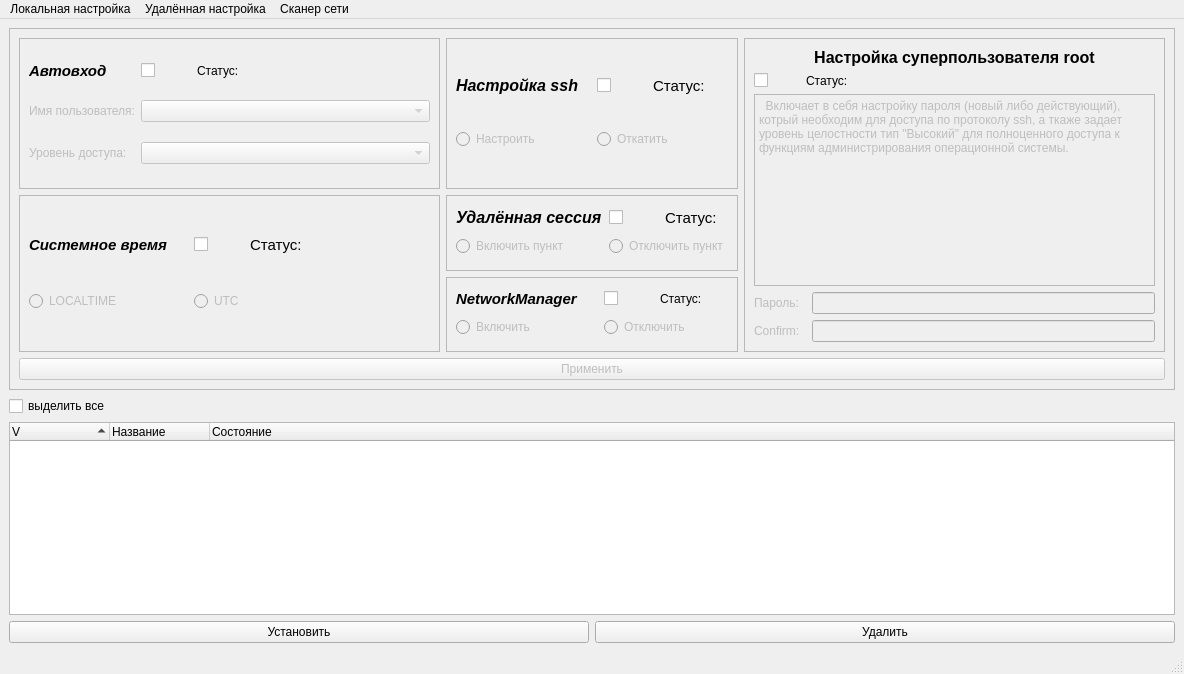
Above: adminka/qt/MainSettingsWindow.ui from dreadsolnce/currentProjects before the change. Below: the same form after it.
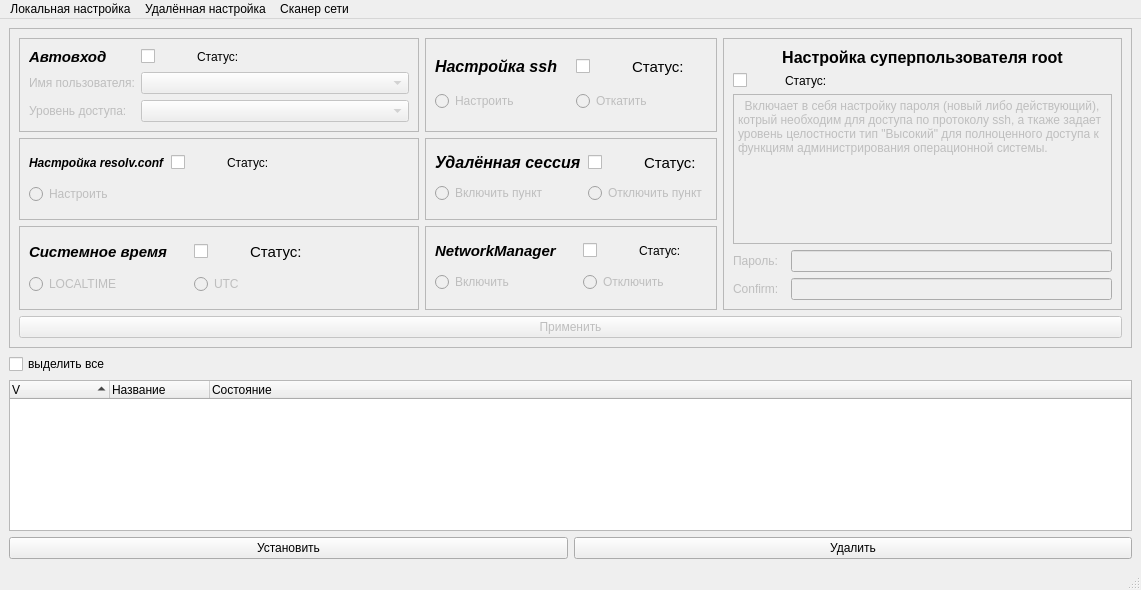
That is the form after the change. Icons and pictures are not drawn.

```diff
--- a/adminka/qt/MainSettingsWindow.ui
+++ b/adminka/qt/MainSettingsWindow.ui
@@ -6,8 +6,8 @@
    <rect>
     <x>0</x>
     <y>0</y>
-    <width>1184</width>
-    <height>674</height>
+    <width>1141</width>
+    <height>590</height>
    </rect>
   </property>
   <property name="contextMenuPolicy">
@@ -49,392 +49,7 @@
        <enum>QFrame::Raised</enum>
       </property>
       <layout class="QGridLayout" name="gridLayout">
-       <item row="0" column="1" rowspan="2">
-        <widget class="QFrame" name="frame_ssh">
-         <property name="sizePolicy">
-          <sizepolicy hsizetype="Preferred" vsizetype="Preferred">
-           <horstretch>0</horstretch>
-           <verstretch>0</verstretch>
-          </sizepolicy>
-         </property>
-         <property name="frameShape">
-          <enum>QFrame::StyledPanel</enum>
-         </property>
-         <property name="frameShadow">
-          <enum>QFrame::Raised</enum>
-         </property>
-         <layout class="QGridLayout" name="gridLayout_8">
-          <item row="0" column="0">
-           <widget class="QLabel" name="label_ssh">
-            <property name="sizePolicy">
-             <sizepolicy hsizetype="Fixed" vsizetype="Preferred">
-              <horstretch>0</horstretch>
-              <verstretch>0</verstretch>
-             </sizepolicy>
-            </property>
-            <property name="minimumSize">
-             <size>
-              <width>135</width>
-              <height>0</height>
-             </size>
-            </property>
-            <property name="font">
-             <font>
-              <pointsize>12</pointsize>
-              <weight>75</weight>
-              <italic>true</italic>
-              <bold>true</bold>
-             </font>
-            </property>
-            <property name="statusTip">
-             <string>Позволяет настроить доступ по протоколу ssh</string>
-            </property>
-            <property name="text">
-             <string>Настройка ssh</string>
-            </property>
-           </widget>
-          </item>
-          <item row="0" column="1">
-           <widget class="QCheckBox" name="checkBox_ssh">
-            <property name="sizePolicy">
-             <sizepolicy hsizetype="Fixed" vsizetype="Fixed">
-              <horstretch>0</horstretch>
-              <verstretch>0</verstretch>
-             </sizepolicy>
-            </property>
-            <property name="minimumSize">
-             <size>
-              <width>50</width>
-              <height>0</height>
-             </size>
-            </property>
-            <property name="text">
-             <string/>
-            </property>
-           </widget>
-          </item>
-          <item row="0" column="2">
-           <widget class="QLabel" name="label_ssh_state">
-            <property name="enabled">
-             <bool>true</bool>
-            </property>
-            <property name="font">
-             <font>
-              <pointsize>11</pointsize>
-              <weight>50</weight>
-              <italic>false</italic>
-              <bold>false</bold>
-              <underline>false</underline>
-             </font>
-            </property>
-            <property name="frameShape">
-             <enum>QFrame::NoFrame</enum>
-            </property>
-            <property name="frameShadow">
-             <enum>QFrame::Plain</enum>
-            </property>
-            <property name="lineWidth">
-             <number>0</number>
-            </property>
-            <property name="midLineWidth">
-             <number>0</number>
-            </property>
-            <property name="text">
-             <string>Статус: </string>
-            </property>
-            <property name="alignment">
-             <set>Qt::AlignLeading|Qt::AlignLeft|Qt::AlignVCenter</set>
-            </property>
-           </widget>
-          </item>
-          <item row="1" column="0">
-           <widget class="QRadioButton" name="radioButton_ssh_enable">
-            <property name="enabled">
-             <bool>false</bool>
-            </property>
-            <property name="statusTip">
-             <string>Выполняет настройку</string>
-            </property>
-            <property name="text">
-             <string>Настроить</string>
-            </property>
-           </widget>
-          </item>
-          <item row="1" column="1" colspan="2">
-           <widget class="QRadioButton" name="radioButton_ssh_disable">
-            <property name="enabled">
-             <bool>false</bool>
-            </property>
-            <property name="statusTip">
-             <string>Востанавливает прежние настройки из резервной копии файла</string>
-            </property>
-            <property name="text">
-             <string>Откатить</string>
-            </property>
-           </widget>
-          </item>
-         </layout>
-        </widget>
-       </item>
-       <item row="4" column="0" colspan="3">
-        <widget class="QPushButton" name="pushButton_apply">
-         <property name="enabled">
-          <bool>false</bool>
-         </property>
-         <property name="statusTip">
-          <string>Применить отмеченные изменения</string>
-         </property>
-         <property name="text">
-          <string>Применить</string>
-         </property>
-        </widget>
-       </item>
-       <item row="2" column="1">
-        <widget class="QFrame" name="frame_remote_session">
-         <property name="sizePolicy">
-          <sizepolicy hsizetype="Preferred" vsizetype="Preferred">
-           <horstretch>0</horstretch>
-           <verstretch>0</verstretch>
-          </sizepolicy>
-         </property>
-         <property name="frameShape">
-          <enum>QFrame::StyledPanel</enum>
-         </property>
-         <property name="frameShadow">
-          <enum>QFrame::Raised</enum>
-         </property>
-         <layout class="QGridLayout" name="gridLayout_6">
-          <item row="0" column="0">
-           <widget class="QLabel" name="label_remote_session">
-            <property name="sizePolicy">
-             <sizepolicy hsizetype="Fixed" vsizetype="Preferred">
-              <horstretch>0</horstretch>
-              <verstretch>0</verstretch>
-             </sizepolicy>
-            </property>
-            <property name="minimumSize">
-             <size>
-              <width>135</width>
-              <height>0</height>
-             </size>
-            </property>
-            <property name="font">
-             <font>
-              <pointsize>12</pointsize>
-              <weight>75</weight>
-              <italic>true</italic>
-              <bold>true</bold>
-             </font>
-            </property>
-            <property name="statusTip">
-             <string>Позволяет настроить доступ по протоколу ssh</string>
-            </property>
-            <property name="text">
-             <string>Удалённая сессия</string>
-            </property>
-           </widget>
-          </item>
-          <item row="0" column="1">
-           <widget class="QCheckBox" name="checkBox_remote_session">
-            <property name="sizePolicy">
-             <sizepolicy hsizetype="Fixed" vsizetype="Fixed">
-              <horstretch>0</horstretch>
-              <verstretch>0</verstretch>
-             </sizepolicy>
-            </property>
-            <property name="minimumSize">
-             <size>
-              <width>50</width>
-              <height>0</height>
-             </size>
-            </property>
-            <property name="text">
-             <string/>
-            </property>
-           </widget>
-          </item>
-          <item row="0" column="2">
-           <widget class="QLabel" name="label_remote_session_2">
-            <property name="enabled">
-             <bool>true</bool>
-            </property>
-            <property name="font">
-             <font>
-              <pointsize>11</pointsize>
-              <weight>50</weight>
-              <italic>false</italic>
-              <bold>false</bold>
-              <underline>false</underline>
-             </font>
-            </property>
-            <property name="frameShape">
-             <enum>QFrame::NoFrame</enum>
-            </property>
-            <property name="frameShadow">
-             <enum>QFrame::Plain</enum>
-            </property>
-            <property name="lineWidth">
-             <number>0</number>
-            </property>
-            <property name="midLineWidth">
-             <number>0</number>
-            </property>
-            <property name="text">
-             <string>Статус: </string>
-            </property>
-            <property name="alignment">
-             <set>Qt::AlignLeading|Qt::AlignLeft|Qt::AlignVCenter</set>
-            </property>
-           </widget>
-          </item>
-          <item row="1" column="0">
-           <widget class="QRadioButton" name="radioButton_remote_enable">
-            <property name="enabled">
-             <bool>false</bool>
-            </property>
-            <property name="statusTip">
-             <string>Выполняет настройку</string>
-            </property>
-            <property name="text">
-             <string>Включить пункт</string>
-            </property>
-           </widget>
-          </item>
-          <item row="1" column="1" colspan="2">
-           <widget class="QRadioButton" name="radioButton_remote_disable">
-            <property name="enabled">
-             <bool>false</bool>
-            </property>
-            <property name="statusTip">
-             <string>Востанавливает прежние настройки из резервной копии файла</string>
-            </property>
-            <property name="text">
-             <string>Отключить пункт</string>
-            </property>
-           </widget>
-          </item>
-         </layout>
-        </widget>
-       </item>
-       <item row="3" column="1">
-        <widget class="QFrame" name="frame_3">
-         <property name="frameShape">
-          <enum>QFrame::StyledPanel</enum>
-         </property>
-         <property name="frameShadow">
-          <enum>QFrame::Raised</enum>
-         </property>
-         <layout class="QGridLayout" name="gridLayout_3">
-          <item row="0" column="1">
-           <widget class="QCheckBox" name="checkBox_networkmanager">
-            <property name="sizePolicy">
-             <sizepolicy hsizetype="Fixed" vsizetype="Fixed">
-              <horstretch>0</horstretch>
-              <verstretch>0</verstretch>
-             </sizepolicy>
-            </property>
-            <property name="minimumSize">
-             <size>
-              <width>50</width>
-              <height>0</height>
-             </size>
-            </property>
-            <property name="text">
-             <string/>
-            </property>
-           </widget>
-          </item>
-          <item row="1" column="1" colspan="2">
-           <widget class="QRadioButton" name="radioButton_netdisable">
-            <property name="enabled">
-             <bool>false</bool>
-            </property>
-            <property name="sizePolicy">
-             <sizepolicy hsizetype="Preferred" vsizetype="Preferred">
-              <horstretch>0</horstretch>
-              <verstretch>0</verstretch>
-             </sizepolicy>
-            </property>
-            <property name="statusTip">
-             <string>Отключить аплет сетевых настроек</string>
-            </property>
-            <property name="text">
-             <string>Отключить</string>
-            </property>
-           </widget>
-          </item>
-          <item row="1" column="0">
-           <widget class="QRadioButton" name="radioButton_netenable">
-            <property name="enabled">
-             <bool>false</bool>
-            </property>
-            <property name="statusTip">
-             <string>Включить аплет сетевых настроек</string>
-            </property>
-            <property name="text">
-             <string>Включить</string>
-            </property>
-           </widget>
-          </item>
-          <item row="0" column="2">
-           <widget class="QLabel" name="label_networkmanager">
-            <property name="enabled">
-             <bool>true</bool>
-            </property>
-            <property name="frameShape">
-             <enum>QFrame::NoFrame</enum>
-            </property>
-            <property name="frameShadow">
-             <enum>QFrame::Plain</enum>
-            </property>
-            <property name="lineWidth">
-             <number>0</number>
-            </property>
-            <property name="midLineWidth">
-             <number>0</number>
-            </property>
-            <property name="text">
-             <string>Статус: </string>
-            </property>
-            <property name="alignment">
-             <set>Qt::AlignLeading|Qt::AlignLeft|Qt::AlignVCenter</set>
-            </property>
-           </widget>
-          </item>
-          <item row="0" column="0">
-           <widget class="QLabel" name="label_4">
-            <property name="sizePolicy">
-             <sizepolicy hsizetype="Fixed" vsizetype="Preferred">
-              <horstretch>0</horstretch>
-              <verstretch>0</verstretch>
-             </sizepolicy>
-            </property>
-            <property name="minimumSize">
-             <size>
-              <width>0</width>
-              <height>0</height>
-             </size>
-            </property>
-            <property name="font">
-             <font>
-              <pointsize>11</pointsize>
-              <weight>75</weight>
-              <italic>true</italic>
-              <bold>true</bold>
-             </font>
-            </property>
-            <property name="statusTip">
-             <string>Позволяет настроить аплет сетевых настроек отображаемый в правом углу экрана</string>
-            </property>
-            <property name="text">
-             <string>NetworkManager     </string>
-            </property>
-           </widget>
-          </item>
-         </layout>
-        </widget>
-       </item>
-       <item row="0" column="0" rowspan="2">
+       <item row="0" column="0">
         <widget class="QFrame" name="frame_2">
          <property name="sizePolicy">
           <sizepolicy hsizetype="Expanding" vsizetype="Preferred">
@@ -575,7 +190,137 @@
          </layout>
         </widget>
        </item>
-       <item row="0" column="2" rowspan="4">
+       <item row="0" column="1">
+        <widget class="QFrame" name="frame_ssh">
+         <property name="sizePolicy">
+          <sizepolicy hsizetype="Preferred" vsizetype="Preferred">
+           <horstretch>0</horstretch>
+           <verstretch>0</verstretch>
+          </sizepolicy>
+         </property>
+         <property name="statusTip">
+          <string/>
+         </property>
+         <property name="frameShape">
+          <enum>QFrame::StyledPanel</enum>
+         </property>
+         <property name="frameShadow">
+          <enum>QFrame::Raised</enum>
+         </property>
+         <layout class="QGridLayout" name="gridLayout_8">
+          <item row="0" column="0">
+           <widget class="QLabel" name="label_ssh">
+            <property name="sizePolicy">
+             <sizepolicy hsizetype="Fixed" vsizetype="Preferred">
+              <horstretch>0</horstretch>
+              <verstretch>0</verstretch>
+             </sizepolicy>
+            </property>
+            <property name="minimumSize">
+             <size>
+              <width>135</width>
+              <height>0</height>
+             </size>
+            </property>
+            <property name="font">
+             <font>
+              <pointsize>12</pointsize>
+              <weight>75</weight>
+              <italic>true</italic>
+              <bold>true</bold>
+             </font>
+            </property>
+            <property name="statusTip">
+             <string>Позволяет настроить доступ по протоколу ssh</string>
+            </property>
+            <property name="text">
+             <string>Настройка ssh</string>
+            </property>
+           </widget>
+          </item>
+          <item row="0" column="1">
+           <widget class="QCheckBox" name="checkBox_ssh">
+            <property name="sizePolicy">
+             <sizepolicy hsizetype="Fixed" vsizetype="Fixed">
+              <horstretch>0</horstretch>
+              <verstretch>0</verstretch>
+             </sizepolicy>
+            </property>
+            <property name="minimumSize">
+             <size>
+              <width>50</width>
+              <height>0</height>
+             </size>
+            </property>
+            <property name="text">
+             <string/>
+            </property>
+           </widget>
+          </item>
+          <item row="0" column="2">
+           <widget class="QLabel" name="label_ssh_state">
+            <property name="enabled">
+             <bool>true</bool>
+            </property>
+            <property name="font">
+             <font>
+              <pointsize>11</pointsize>
+              <weight>50</weight>
+              <italic>false</italic>
+              <bold>false</bold>
+              <underline>false</underline>
+             </font>
+            </property>
+            <property name="frameShape">
+             <enum>QFrame::NoFrame</enum>
+            </property>
+            <property name="frameShadow">
+             <enum>QFrame::Plain</enum>
+            </property>
+            <property name="lineWidth">
+             <number>0</number>
+            </property>
+            <property name="midLineWidth">
+             <number>0</number>
+            </property>
+            <property name="text">
+             <string>Статус: </string>
+            </property>
+            <property name="alignment">
+             <set>Qt::AlignLeading|Qt::AlignLeft|Qt::AlignVCenter</set>
+            </property>
+           </widget>
+          </item>
+          <item row="1" column="0">
+           <widget class="QRadioButton" name="radioButton_ssh_enable">
+            <property name="enabled">
+             <bool>false</bool>
+            </property>
+            <property name="statusTip">
+             <string>Выполняет настройку</string>
+            </property>
+            <property name="text">
+             <string>Настроить</string>
+            </property>
+           </widget>
+          </item>
+          <item row="1" column="1" colspan="2">
+           <widget class="QRadioButton" name="radioButton_ssh_disable">
+            <property name="enabled">
+             <bool>false</bool>
+            </property>
+            <property name="statusTip">
+             <string>Востанавливает прежние настройки из резервной копии файла</string>
+            </property>
+            <property name="text">
+             <string>Откатить</string>
+            </property>
+           </widget>
+          </item>
+         </layout>
+        </widget>
+       </item>
+       <item row="0" column="2" rowspan="3">
         <widget class="QFrame" name="frame_root">
          <property name="frameShape">
           <enum>QFrame::StyledPanel</enum>
@@ -655,6 +400,9 @@
             <property name="enabled">
              <bool>false</bool>
             </property>
+            <property name="statusTip">
+             <string>Повтор ввода пароля</string>
+            </property>
             <property name="echoMode">
              <enum>QLineEdit::Password</enum>
             </property>
@@ -678,6 +426,9 @@
             <property name="enabled">
              <bool>false</bool>
             </property>
+            <property name="statusTip">
+             <string>Новый или текущий пароль суперпользователя</string>
+            </property>
             <property name="inputMask">
              <string/>
             </property>
@@ -689,7 +440,212 @@
          </layout>
         </widget>
        </item>
-       <item row="2" column="0" rowspan="2">
+       <item row="1" column="0">
+        <widget class="QFrame" name="frame_resolv">
+         <property name="frameShape">
+          <enum>QFrame::StyledPanel</enum>
+         </property>
+         <property name="frameShadow">
+          <enum>QFrame::Raised</enum>
+         </property>
+         <layout class="QGridLayout" name="gridLayout_9">
+          <item row="0" column="2">
+           <widget class="QLabel" name="label_resolv_state">
+            <property name="text">
+             <string>Статус:</string>
+            </property>
+           </widget>
+          </item>
+          <item row="0" column="0">
+           <widget class="QLabel" name="label_resolv">
+            <property name="font">
+             <font>
+              <weight>75</weight>
+              <italic>true</italic>
+              <bold>true</bold>
+             </font>
+            </property>
+            <property name="statusTip">
+             <string>Исправление ошибки sudo: unable to resolve host: в соеденении отказано</string>
+            </property>
+            <property name="text">
+             <string>Настройка resolv.conf</string>
+            </property>
+           </widget>
+          </item>
+          <item row="3" column="0">
+           <widget class="QRadioButton" name="radioButton_resolv">
+            <property name="enabled">
+             <bool>false</bool>
+            </property>
+            <property name="text">
+             <string>Настроить</string>
+            </property>
+           </widget>
+          </item>
+          <item row="0" column="1">
+           <widget class="QCheckBox" name="checkBox_resolv">
+            <property name="sizePolicy">
+             <sizepolicy hsizetype="Fixed" vsizetype="Fixed">
+              <horstretch>0</horstretch>
+              <verstretch>0</verstretch>
+             </sizepolicy>
+            </property>
+            <property name="minimumSize">
+             <size>
+              <width>50</width>
+              <height>0</height>
+             </size>
+            </property>
+            <property name="text">
+             <string/>
+            </property>
+           </widget>
+          </item>
+          <item row="0" column="3">
+           <spacer name="horizontalSpacer">
+            <property name="orientation">
+             <enum>Qt::Horizontal</enum>
+            </property>
+            <property name="sizeHint" stdset="0">
+             <size>
+              <width>40</width>
+              <height>20</height>
+             </size>
+            </property>
+           </spacer>
+          </item>
+         </layout>
+        </widget>
+       </item>
+       <item row="1" column="1">
+        <widget class="QFrame" name="frame_remote_session">
+         <property name="sizePolicy">
+          <sizepolicy hsizetype="Preferred" vsizetype="Preferred">
+           <horstretch>0</horstretch>
+           <verstretch>0</verstretch>
+          </sizepolicy>
+         </property>
+         <property name="frameShape">
+          <enum>QFrame::StyledPanel</enum>
+         </property>
+         <property name="frameShadow">
+          <enum>QFrame::Raised</enum>
+         </property>
+         <layout class="QGridLayout" name="gridLayout_6">
+          <item row="0" column="0">
+           <widget class="QLabel" name="label_remote_session">
+            <property name="sizePolicy">
+             <sizepolicy hsizetype="Fixed" vsizetype="Preferred">
+              <horstretch>0</horstretch>
+              <verstretch>0</verstretch>
+             </sizepolicy>
+            </property>
+            <property name="minimumSize">
+             <size>
+              <width>135</width>
+              <height>0</height>
+             </size>
+            </property>
+            <property name="font">
+             <font>
+              <pointsize>12</pointsize>
+              <weight>75</weight>
+              <italic>true</italic>
+              <bold>true</bold>
+             </font>
+            </property>
+            <property name="statusTip">
+             <string>Добавляет меню &quot;Удаленный&quot; в меню диалога &quot;Выхода или выключение&quot; -&gt; Новый вход</string>
+            </property>
+            <property name="text">
+             <string>Удалённая сессия</string>
+            </property>
+           </widget>
+          </item>
+          <item row="0" column="1">
+           <widget class="QCheckBox" name="checkBox_remote_session">
+            <property name="sizePolicy">
+             <sizepolicy hsizetype="Fixed" vsizetype="Fixed">
+              <horstretch>0</horstretch>
+              <verstretch>0</verstretch>
+             </sizepolicy>
+            </property>
+            <property name="minimumSize">
+             <size>
+              <width>50</width>
+              <height>0</height>
+             </size>
+            </property>
+            <property name="text">
+             <string/>
+            </property>
+           </widget>
+          </item>
+          <item row="0" column="2">
+           <widget class="QLabel" name="label_remote_session_2">
+            <property name="enabled">
+             <bool>true</bool>
+            </property>
+            <property name="font">
+             <font>
+              <pointsize>11</pointsize>
+              <weight>50</weight>
+              <italic>false</italic>
+              <bold>false</bold>
+              <underline>false</underline>
+             </font>
+            </property>
+            <property name="frameShape">
+             <enum>QFrame::NoFrame</enum>
+            </property>
+            <property name="frameShadow">
+             <enum>QFrame::Plain</enum>
+            </property>
+            <property name="lineWidth">
+             <number>0</number>
+            </property>
+            <property name="midLineWidth">
+             <number>0</number>
+            </property>
+            <property name="text">
+             <string>Статус: </string>
+            </property>
+            <property name="alignment">
+             <set>Qt::AlignLeading|Qt::AlignLeft|Qt::AlignVCenter</set>
+            </property>
+           </widget>
+          </item>
+          <item row="1" column="0">
+           <widget class="QRadioButton" name="radioButton_remote_enable">
+            <property name="enabled">
+             <bool>false</bool>
+            </property>
+            <property name="statusTip">
+             <string>Добавляет апплет Удалённый</string>
+            </property>
+            <property name="text">
+             <string>Включить пункт</string>
+            </property>
+           </widget>
+          </item>
+          <item row="1" column="1" colspan="2">
+           <widget class="QRadioButton" name="radioButton_remote_disable">
+            <property name="enabled">
+             <bool>false</bool>
+            </property>
+            <property name="statusTip">
+             <string>Убирает пункт Удалённый</string>
+            </property>
+            <property name="text">
+             <string>Отключить пункт</string>
+            </property>
+           </widget>
+          </item>
+         </layout>
+        </widget>
+       </item>
+       <item row="2" column="0">
         <widget class="QFrame" name="frame_time">
          <property name="frameShape">
           <enum>QFrame::StyledPanel</enum>
@@ -698,6 +654,19 @@
           <enum>QFrame::Raised</enum>
          </property>
          <layout class="QGridLayout" name="gridLayout_5">
+          <item row="1" column="2">
+           <widget class="QRadioButton" name="radioButton_utc">
+            <property name="enabled">
+             <bool>false</bool>
+            </property>
+            <property name="statusTip">
+             <string>Системное время отличается от аппаратного на величину смещения часового пояса</string>
+            </property>
+            <property name="text">
+             <string>UTC</string>
+            </property>
+           </widget>
+          </item>
           <item row="0" column="3">
            <widget class="QLabel" name="label_time_state">
             <property name="enabled">
@@ -751,36 +720,6 @@
             </property>
            </widget>
           </item>
-          <item row="0" column="0" colspan="2">
-           <widget class="QLabel" name="label_time">
-            <property name="sizePolicy">
-             <sizepolicy hsizetype="Fixed" vsizetype="Preferred">
-              <horstretch>0</horstretch>
-              <verstretch>0</verstretch>
-             </sizepolicy>
-            </property>
-            <property name="minimumSize">
-             <size>
-              <width>0</width>
-              <height>0</height>
-             </size>
-            </property>
-            <property name="font">
-             <font>
-              <pointsize>11</pointsize>
-              <weight>75</weight>
-              <italic>true</italic>
-              <bold>true</bold>
-             </font>
-            </property>
-            <property name="statusTip">
-             <string>Настройка формата работы службы времени</string>
-            </property>
-            <property name="text">
-             <string>Системное время     </string>
-            </property>
-           </widget>
-          </item>
           <item row="0" column="4">
            <spacer name="horizontalSpacer_2">
             <property name="orientation">
@@ -813,22 +752,170 @@
             </property>
            </widget>
           </item>
-          <item row="1" column="2">
-           <widget class="QRadioButton" name="radioButton_utc">
+          <item row="0" column="0" colspan="2">
+           <widget class="QLabel" name="label_time">
+            <property name="sizePolicy">
+             <sizepolicy hsizetype="Fixed" vsizetype="Preferred">
+              <horstretch>0</horstretch>
+              <verstretch>0</verstretch>
+             </sizepolicy>
+            </property>
+            <property name="minimumSize">
+             <size>
+              <width>0</width>
+              <height>0</height>
+             </size>
+            </property>
+            <property name="font">
+             <font>
+              <pointsize>11</pointsize>
+              <weight>75</weight>
+              <italic>true</italic>
+              <bold>true</bold>
+             </font>
+            </property>
+            <property name="statusTip">
+             <string>Настройка формата работы службы времени</string>
+            </property>
+            <property name="text">
+             <string>Системное время     </string>
+            </property>
+           </widget>
+          </item>
+         </layout>
+        </widget>
+       </item>
+       <item row="2" column="1">
+        <widget class="QFrame" name="frame_3">
+         <property name="frameShape">
+          <enum>QFrame::StyledPanel</enum>
+         </property>
+         <property name="frameShadow">
+          <enum>QFrame::Raised</enum>
+         </property>
+         <layout class="QGridLayout" name="gridLayout_3">
+          <item row="0" column="1">
+           <widget class="QCheckBox" name="checkBox_networkmanager">
+            <property name="sizePolicy">
+             <sizepolicy hsizetype="Fixed" vsizetype="Fixed">
+              <horstretch>0</horstretch>
+              <verstretch>0</verstretch>
+             </sizepolicy>
+            </property>
+            <property name="minimumSize">
+             <size>
+              <width>50</width>
+              <height>0</height>
+             </size>
+            </property>
+            <property name="text">
+             <string/>
+            </property>
+           </widget>
+          </item>
+          <item row="1" column="1" colspan="2">
+           <widget class="QRadioButton" name="radioButton_netdisable">
             <property name="enabled">
              <bool>false</bool>
             </property>
+            <property name="sizePolicy">
+             <sizepolicy hsizetype="Preferred" vsizetype="Preferred">
+              <horstretch>0</horstretch>
+              <verstretch>0</verstretch>
+             </sizepolicy>
+            </property>
             <property name="statusTip">
-             <string>Системное время отличается от аппаратного на величину смещения часового пояса</string>
+             <string>Отключить аплет сетевых настроек</string>
             </property>
             <property name="text">
-             <string>UTC</string>
+             <string>Отключить</string>
             </property>
            </widget>
           </item>
+          <item row="1" column="0">
+           <widget class="QRadioButton" name="radioButton_netenable">
+            <property name="enabled">
+             <bool>false</bool>
+            </property>
+            <property name="statusTip">
+             <string>Включить аплет сетевых настроек</string>
+            </property>
+            <property name="text">
+             <string>Включить</string>
+            </property>
+           </widget>
+          </item>
+          <item row="0" column="2">
+           <widget class="QLabel" name="label_networkmanager">
+            <property name="enabled">
+             <bool>true</bool>
+            </property>
+            <property name="frameShape">
+             <enum>QFrame::NoFrame</enum>
+            </property>
+            <property name="frameShadow">
+             <enum>QFrame::Plain</enum>
+            </property>
+            <property name="lineWidth">
+             <number>0</number>
+            </property>
+            <property name="midLineWidth">
+             <number>0</number>
+            </property>
+            <property name="text">
+             <string>Статус: </string>
+            </property>
+            <property name="alignment">
+             <set>Qt::AlignLeading|Qt::AlignLeft|Qt::AlignVCenter</set>
+            </property>
+           </widget>
+          </item>
+          <item row="0" column="0">
+           <widget class="QLabel" name="label_4">
+            <property name="sizePolicy">
+             <sizepolicy hsizetype="Fixed" vsizetype="Preferred">
+              <horstretch>0</horstretch>
+              <verstretch>0</verstretch>
+             </sizepolicy>
+            </property>
+            <property name="minimumSize">
+             <size>
+              <width>0</width>
+              <height>0</height>
+             </size>
+            </property>
+            <property name="font">
+             <font>
+              <pointsize>11</pointsize>
+              <weight>75</weight>
+              <italic>true</italic>
+              <bold>true</bold>
+             </font>
+            </property>
+            <property name="statusTip">
+             <string>Позволяет настроить аплет сетевых настроек отображаемый в правом углу экрана</string>
+            </property>
+            <property name="text">
+             <string>NetworkManager     </string>
+            </property>
+           </widget>
+          </item>
          </layout>
         </widget>
        </item>
+       <item row="3" column="0" colspan="3">
+        <widget class="QPushButton" name="pushButton_apply">
+         <property name="enabled">
+          <bool>false</bool>
+         </property>
+         <property name="statusTip">
+          <string>Применить отмеченные изменения</string>
+         </property>
+         <property name="text">
+          <string>Применить</string>
+         </property>
+        </widget>
+       </item>
       </layout>
      </widget>
     </item>
@@ -913,7 +1000,7 @@
     <rect>
      <x>0</x>
      <y>0</y>
-     <width>1184</width>
+     <width>1141</width>
      <height>24</height>
     </rect>
    </property>
@@ -922,6 +1009,8 @@
      <string>Локальная настройка</string>
     </property>
     <addaction name="action_MainSettings"/>
+    <addaction name="action_ChangeSettings"/>
+    <addaction name="action_PXE"/>
     <addaction name="separator"/>
     <addaction name="action_Exit"/>
    </widget>
@@ -953,6 +1042,9 @@
    <property name="text">
     <string>Основные параметры</string>
    </property>
+   <property name="statusTip">
+    <string>Включает в себя настройку основных (общих) параметров системы</string>
+   </property>
   </action>
   <action name="action_OpenRemoteSettings">
    <property name="text">
@@ -962,6 +1054,22 @@
     <string>Настройка удаленных машин</string>
    </property>
   </action>
+  <action name="action_ChangeSettings">
+   <property name="text">
+    <string>Настраиваемые параметры ОС</string>
+   </property>
+   <property name="statusTip">
+    <string>Включает в себя настройку индивидуальных параметров системы таких как имя компьютера, сетевые настройки и т.д.</string>
+   </property>
+  </action>
+  <action name="action_PXE">
+   <property name="text">
+    <string>Настройка PXE сервера</string>
+   </property>
+   <property name="statusTip">
+    <string>Установка и настройка PXE сервера</string>
+   </property>
+  </action>
  </widget>
  <tabstops>
   <tabstop>checkBox_autologin</tabstop>
```
